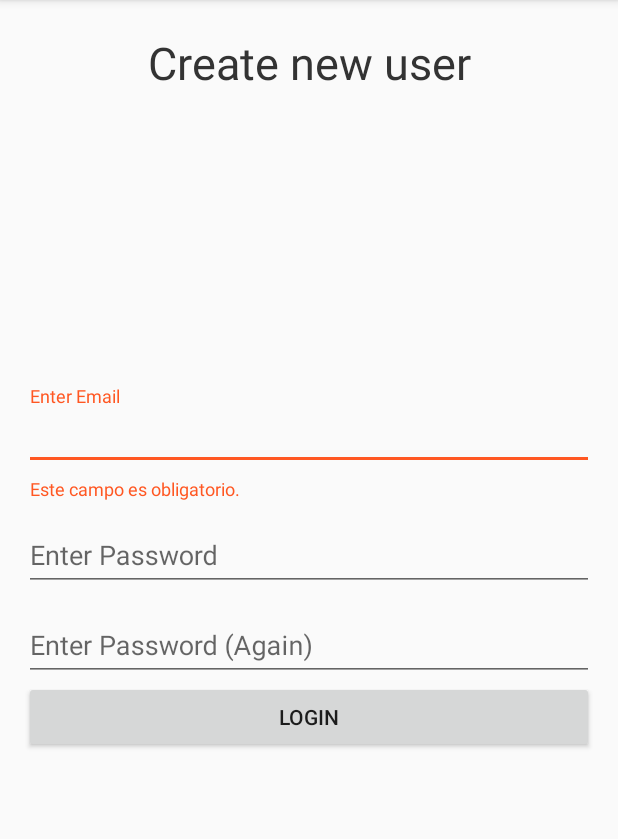
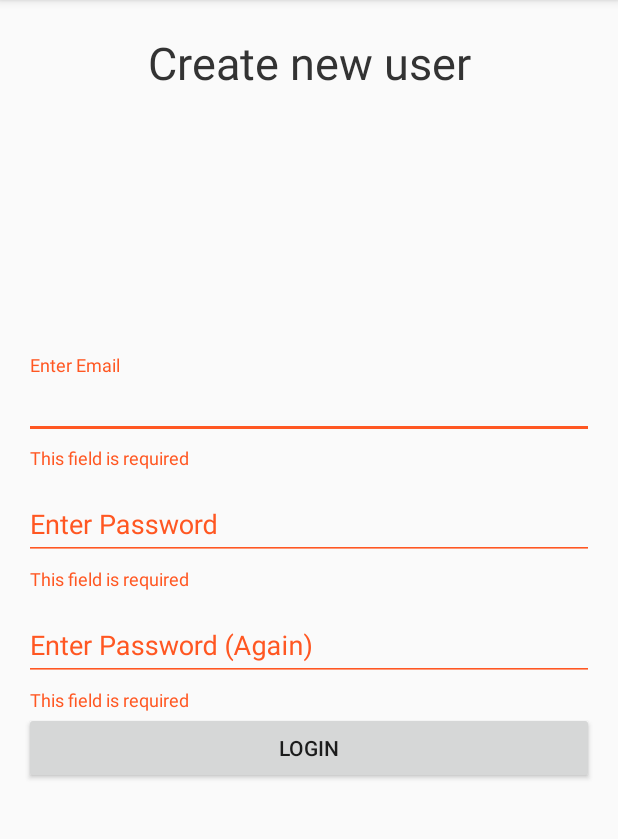
Before and after one commit to akrmn/recicl.ar, an Android app: the Register screen opened directly, with no data from a screen before it, after a tap on "LOGIN", on a phone screen of 412 x 824 dp, the part 84-923 px from its top. Run offline under Robolectric (Android 15) with nearby library versions, the phone set to English and light mode, and no system bars; our stand-ins replace ButterKnife; libraries missing offline, so code that uses them is left out: com.firebase.client.

Commit message:
some stuff fixed

```diff
--- a/app/src/main/java/ar/recicl/reciclar/activity/Register.java
+++ b/app/src/main/java/ar/recicl/reciclar/activity/Register.java
@@ -8,6 +8,8 @@ import com.firebase.client.Firebase;
 import com.firebase.client.FirebaseError;
 
 import java.util.Map;
+import java.util.regex.Matcher;
+import java.util.regex.Pattern;
 
 import ar.recicl.reciclar.R;
 import butterknife.Bind;
@@ -26,6 +28,7 @@ public class Register extends Base {
     @Bind(R.id.password2Wrapper)
     TextInputLayout wrapper_pass2;
 
+
     public Register() {
         super(R.layout.activity_register, R.menu.register, R.string.title_activity_main, true);
     }
@@ -37,40 +40,46 @@ public class Register extends Base {
 
     @OnClick(R.id.button_complete_register)
     void onButtonCompleteRegisterClick() {
+        boolean error = false;
+        wrapper_email.setError(null);
+        wrapper_pass1.setError(null);
+        wrapper_pass2.setError(null);
         if(getTextAsString(user_email).equals("")){
-            wrapper_email.setError("Este campo es obligatorio.");
-            return;
+            wrapper_email.setError(getString(R.string.required_field_error));
+            error = true;
         }
         if(getTextAsString(user_password1).equals("")){
-            wrapper_pass1.setError("Este campo es obligatorio.");
-            return;
+            wrapper_pass1.setError(getString(R.string.required_field_error));
+            error = true;
         }
         if(getTextAsString(user_password2).equals("")){
-            wrapper_pass2.setError("Este campo es obligatorio.");
-            return;
+            wrapper_pass2.setError(getString(R.string.required_field_error));
+            error = true;
         }
         if(!getTextAsString(user_password1).equals(getTextAsString(user_password2))){
-            wrapper_pass2.setError("Las contraseñas ingresadas no coinciden");
+            wrapper_pass2.setError(getString(R.string.match_pass_error));
+            error = true;
+        }
+        if (error){
             return;
         }
         getFirebase().createUser(getTextAsString(user_email), getTextAsString(user_password1), new Firebase.ValueResultHandler<Map<String, Object>>() {
             @Override
             public void onSuccess(Map<String, Object> result) {
-                System.out.println("Successfully created user account with uid: " + result.get("uid"));
-                showSnackbarMessage("Cuenta creada satisfactoriamente!", null, null);
+                showSnackbarMessage(getString(R.string.create_user_success), null, null);
                 finish();
             }
             @Override
             public void onError(FirebaseError firebaseError) {
                 switch(firebaseError.getCode()) {
-                    case -15: wrapper_email.setError("El email ingresado no es válido.");
+                    case -15: wrapper_email.setError(getString(R.string.invalid_mail));
                               break;
-                    case -18: showSnackbarMessage("El email ingresado ya se encuentra registrado.", null, null);
+                    case -18: wrapper_email.setError(getString(R.string.taken_email));
                               break;
-                    case -24: showSnackbarMessage("Recicl.ar no pudo conectarse con el servido :(", null, null);
+                    case -24: showSnackbarMessage(getString(R.string.server_error), null, null);
                               break;
-                    default: showSnackbarMessage("Ups! Ha ocurrido un error inesperado.", null, null);
-                             break;
+                    default: showSnackbarMessage(getString(R.string.unexpected_error), null, null);
+                             finish();
                 }
             }
         });
--- a/app/src/main/res/values/strings.xml
+++ b/app/src/main/res/values/strings.xml
@@ -2,6 +2,16 @@
     <string name="app_name">recicl.ar</string>
     <string name="welcome_message">Welcome to the amazing world of recycling :)</string>
     <string name="register_message">Create new user</string>
+
+    <string name="create_user_success">Successfully created user account!</string>
+
+    <string name="required_field_error">This field is required</string>
+    <string name="match_pass_error">The passwords entered does not match</string>
+    <string name="invalid_mail">The email entered is not valid</string>
+    <string name="taken_email">The email entered is already taken</string>
+    <string name="server_error">Recicl.ar cant connect to the server</string>
+    <string name="unexpected_error">Ups! Unexpected error</string>
+
 
     <string name="action_profile">Profile</string>
     <string name="fab_sheet_item_recycle">Recycle</string>
```
Also changed, not shown: 1 other file.
